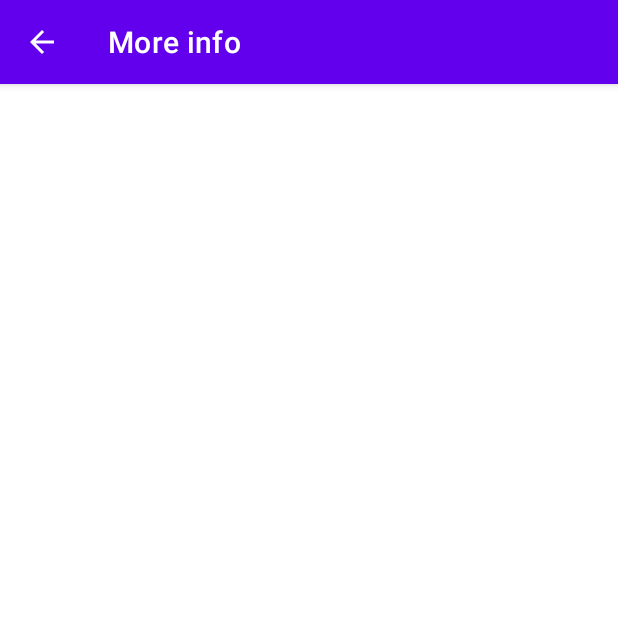
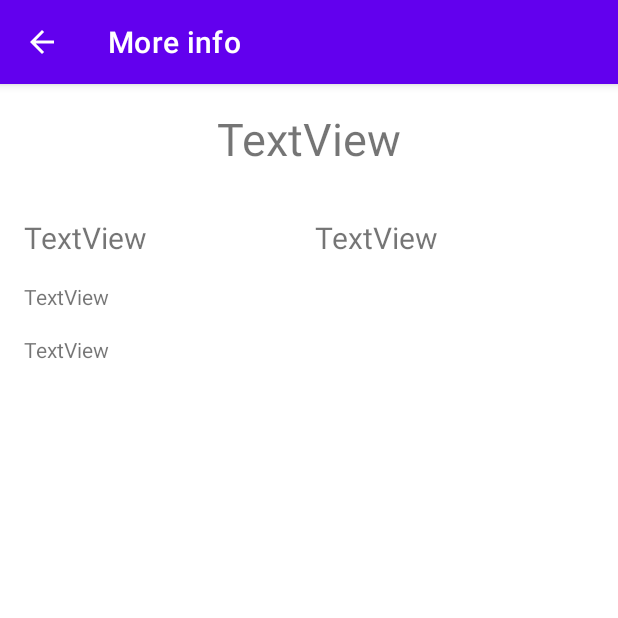
Before and after one commit to kreaselee/COMP371-homework2, an Android app: the FourthActivity screen opened directly, with no data from a screen before it, on a phone screen of 412 x 824 dp, the top half of it. Run offline under Robolectric (Android 15) with nearby library versions, the phone set to English and light mode, and no system bars.

Commit message:
Set up fourth activity layout

```diff
--- a/app/src/main/java/com/example/homework2/BeerAdapter.java
+++ b/app/src/main/java/com/example/homework2/BeerAdapter.java
@@ -71,9 +71,9 @@ public class BeerAdapter extends RecyclerView.Adapter<BeerAdapter.ViewHolder> {
         public ViewHolder(View itemView) {
             super(itemView);
             // look up views by id
-            textView_name = itemView.findViewById(R.id.textView_name);
-            textView_description = itemView.findViewById(R.id.textView_description);
-            imageView_beer = itemView.findViewById(R.id.imageView_beer);
+            textView_name = itemView.findViewById(R.id.textView_item_name);
+            textView_description = itemView.findViewById(R.id.textView_item_description);
+            imageView_beer = itemView.findViewById(R.id.imageView_item_beer);
             // set on click listener
             // imageView_beer.setOnClickListener(this);
         }
--- a/app/src/main/res/layout/activity_fourth.xml
+++ b/app/src/main/res/layout/activity_fourth.xml
@@ -1,6 +1,89 @@
 <?xml version="1.0" encoding="utf-8"?>
 <androidx.constraintlayout.widget.ConstraintLayout
-    xmlns:android="http://schemas.android.com/apk/res/android" android:layout_width="match_parent"
+    xmlns:android="http://schemas.android.com/apk/res/android"
+    xmlns:app="http://schemas.android.com/apk/res-auto"
+    xmlns:tools="http://schemas.android.com/tools"
+    android:layout_width="match_parent"
     android:layout_height="match_parent">
 
+    <TextView
+        android:id="@+id/textView_name"
+        android:layout_width="wrap_content"
+        android:layout_height="wrap_content"
+        android:layout_marginStart="16dp"
+        android:layout_marginTop="16dp"
+        android:layout_marginEnd="16dp"
+        android:text="TextView"
+        android:textSize="30sp"
+        app:layout_constraintEnd_toEndOf="parent"
+        app:layout_constraintStart_toStartOf="parent"
+        app:layout_constraintTop_toTopOf="parent" />
+
+    <ScrollView
+        android:layout_width="match_parent"
+        android:layout_height="0dp"
+        android:layout_marginStart="16dp"
+        android:layout_marginTop="16dp"
+        android:layout_marginEnd="16dp"
+        android:layout_marginBottom="16dp"
+        app:layout_constraintBottom_toBottomOf="parent"
+        app:layout_constraintEnd_toEndOf="parent"
+        app:layout_constraintStart_toStartOf="parent"
+        app:layout_constraintTop_toBottomOf="@+id/textView_name">
+
+        <LinearLayout
+            android:layout_width="match_parent"
+            android:layout_height="wrap_content"
+            android:gravity="center"
+            android:orientation="vertical">
+
+            <ImageView
+                android:id="@+id/imageView"
+                android:layout_width="wrap_content"
+                android:layout_height="wrap_content"
+                tools:srcCompat="@tools:sample/avatars" />
+
+            <LinearLayout
+                android:id="@+id/linearLayout"
+                android:layout_width="match_parent"
+                android:layout_height="wrap_content"
+                android:layout_marginTop="16dp"
+                android:orientation="horizontal">
+
+                <TextView
+                    android:id="@+id/textView_abv"
+                    android:layout_width="wrap_content"
+                    android:layout_height="wrap_content"
+                    android:layout_marginEnd="4sp"
+                    android:layout_weight="1"
+                    android:text="TextView"
+                    android:textSize="20sp" />
+
+                <TextView
+                    android:id="@+id/textView_firstBrewed"
+                    android:layout_width="wrap_content"
+                    android:layout_height="wrap_content"
+                    android:layout_marginStart="4sp"
+                    android:layout_weight="1"
+                    android:text="TextView"
+                    android:textSize="20sp" />
+            </LinearLayout>
+
+            <TextView
+                android:id="@+id/textView_description"
+                android:layout_width="match_parent"
+                android:layout_height="wrap_content"
+                android:layout_marginTop="16dp"
+                android:text="TextView" />
+
+            <TextView
+                android:id="@+id/textView_foodPairings"
+                android:layout_width="match_parent"
+                android:layout_height="wrap_content"
+                android:layout_marginTop="16dp"
+                android:text="TextView" />
+
+        </LinearLayout>
+    </ScrollView>
+
 </androidx.constraintlayout.widget.ConstraintLayout>
--- a/app/src/main/res/layout/activity_third.xml
+++ b/app/src/main/res/layout/activity_third.xml
@@ -23,10 +23,10 @@
         android:id="@+id/recyclerView_results"
         android:layout_width="match_parent"
         android:layout_height="0dp"
-        android:layout_marginStart="8dp"
-        android:layout_marginTop="8dp"
-        android:layout_marginEnd="8dp"
-        android:layout_marginBottom="8dp"
+        android:layout_marginStart="16dp"
+        android:layout_marginTop="16dp"
+        android:layout_marginEnd="16dp"
+        android:layout_marginBottom="16dp"
         app:layout_constraintBottom_toBottomOf="parent"
         app:layout_constraintEnd_toEndOf="parent"
         app:layout_constraintHorizontal_bias="0.0"
--- a/app/src/main/res/layout/item_beer.xml
+++ b/app/src/main/res/layout/item_beer.xml
@@ -15,18 +15,18 @@
         android:orientation="vertical"
         app:layout_constraintBottom_toBottomOf="parent"
         app:layout_constraintEnd_toEndOf="parent"
-        app:layout_constraintStart_toEndOf="@+id/imageView_beer"
+        app:layout_constraintStart_toEndOf="@+id/imageView_item_beer"
         app:layout_constraintTop_toTopOf="parent">
 
         <TextView
-            android:id="@+id/textView_name"
+            android:id="@+id/textView_item_name"
             android:layout_width="wrap_content"
             android:layout_height="wrap_content"
             android:text=""
             android:textSize="30sp" />
 
         <TextView
-            android:id="@+id/textView_description"
+            android:id="@+id/textView_item_description"
             android:layout_width="wrap_content"
             android:layout_height="wrap_content"
             android:ellipsize="end"
@@ -36,7 +36,7 @@
     </LinearLayout>
 
     <ImageView
-        android:id="@+id/imageView_beer"
+        android:id="@+id/imageView_item_beer"
         android:layout_width="128dp"
         android:layout_height="128dp"
         android:layout_marginTop="4dp"
```
